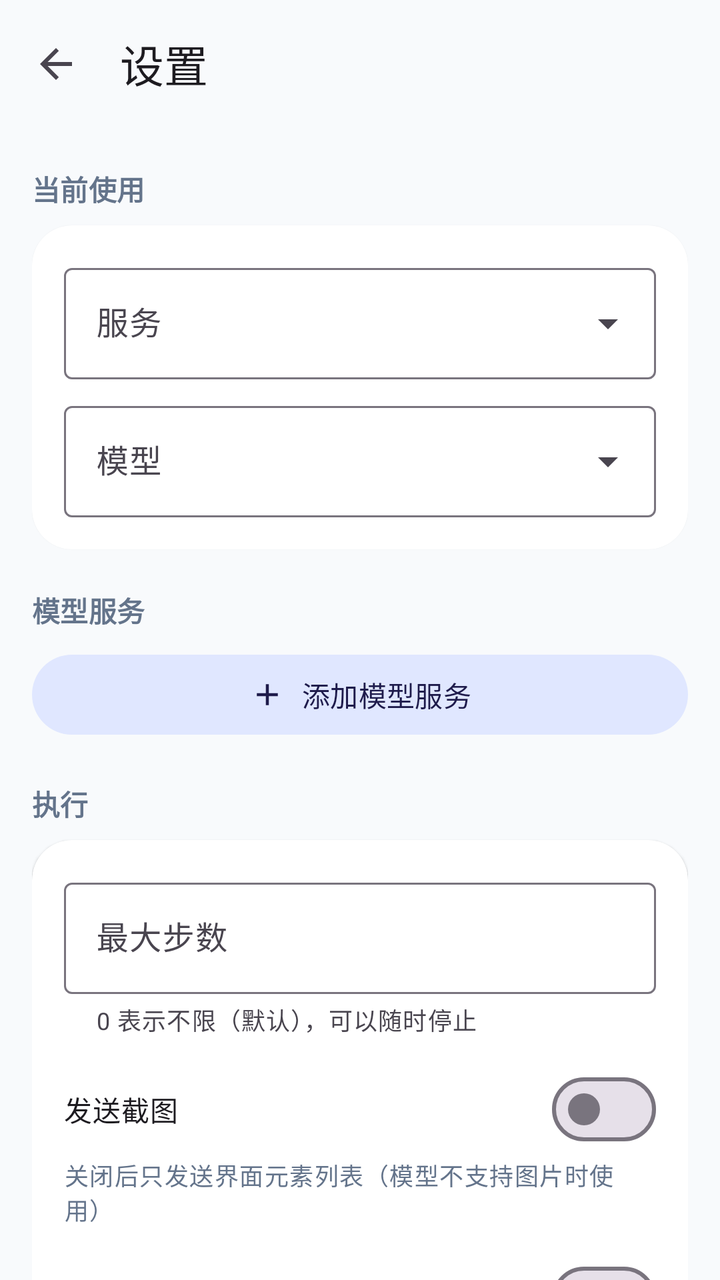
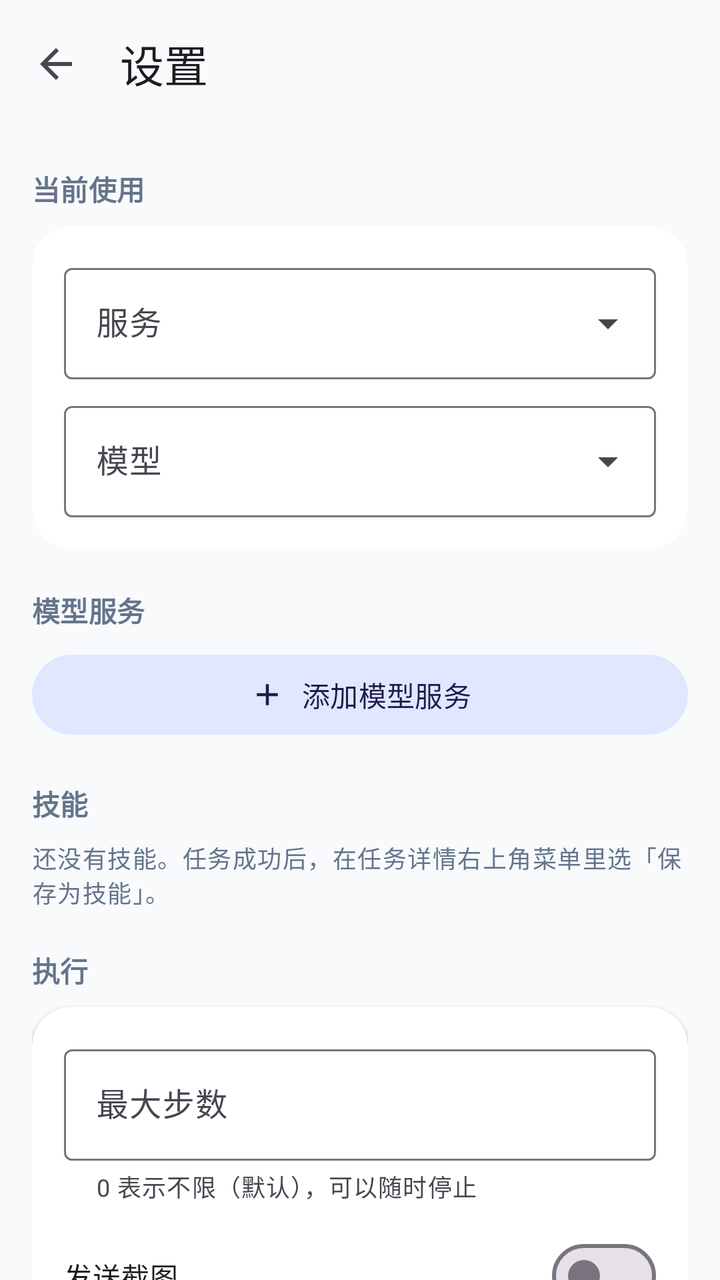

Compare the two renders of this Android layout. The source of the first and the diff that turns it into the second are given below.
<!-- AndroidManifest.xml: application theme Theme.Artemis -->
<!-- res/layout/activity_settings.xml -->
<?xml version="1.0" encoding="utf-8"?>
<LinearLayout xmlns:android="http://schemas.android.com/apk/res/android"
    xmlns:app="http://schemas.android.com/apk/res-auto"
    android:layout_width="match_parent"
    android:layout_height="match_parent"
    android:background="@color/surface"
    android:fitsSystemWindows="true"
    android:orientation="vertical">

    <com.google.android.material.appbar.MaterialToolbar
        android:id="@+id/toolbar"
        android:layout_width="match_parent"
        android:layout_height="?attr/actionBarSize"
        app:navigationIcon="@drawable/ic_back"
        app:title="@string/settings_title" />

    <androidx.core.widget.NestedScrollView
        android:layout_width="match_parent"
        android:layout_height="match_parent">

        <LinearLayout
            android:layout_width="match_parent"
            android:layout_height="wrap_content"
            android:orientation="vertical"
            android:paddingHorizontal="16dp"
            android:paddingBottom="24dp">

            <TextView
                style="@style/SettingsSection"
                android:text="@string/section_active_model" />

            <com.google.android.material.card.MaterialCardView
                android:layout_width="match_parent"
                android:layout_height="wrap_content">

                <LinearLayout
                    android:layout_width="match_parent"
                    android:layout_height="wrap_content"
                    android:orientation="vertical"
                    android:padding="16dp">

                    <com.google.android.material.textfield.TextInputLayout
                        style="@style/Widget.Material3.TextInputLayout.OutlinedBox.ExposedDropdownMenu"
                        android:layout_width="match_parent"
                        android:layout_height="wrap_content"
                        android:hint="@string/label_provider">

                        <com.google.android.material.textfield.MaterialAutoCompleteTextView
                            android:id="@+id/active_provider"
                            android:layout_width="match_parent"
                            android:layout_height="wrap_content"
                            android:inputType="none" />
                    </com.google.android.material.textfield.TextInputLayout>

                    <com.google.android.material.textfield.TextInputLayout
                        style="@style/Widget.Material3.TextInputLayout.OutlinedBox.ExposedDropdownMenu"
                        android:layout_width="match_parent"
                        android:layout_height="wrap_content"
                        android:layout_marginTop="8dp"
                        android:hint="@string/label_model">

                        <com.google.android.material.textfield.MaterialAutoCompleteTextView
                            android:id="@+id/active_model"
                            android:layout_width="match_parent"
                            android:layout_height="wrap_content"
                            android:inputType="none" />
                    </com.google.android.material.textfield.TextInputLayout>
                </LinearLayout>
            </com.google.android.material.card.MaterialCardView>

            <TextView
                style="@style/SettingsSection"
                android:text="@string/section_models" />

            <LinearLayout
                android:id="@+id/providers"
                android:layout_width="match_parent"
                android:layout_height="wrap_content"
                android:orientation="vertical" />

            <com.google.android.material.button.MaterialButton
                android:id="@+id/add_provider"
                style="@style/Widget.Material3.Button.TonalButton"
                android:layout_width="match_parent"
                android:layout_height="wrap_content"
                android:text="@string/add_provider"
                app:icon="@drawable/ic_add"
                app:iconGravity="textStart" />

            <TextView
                style="@style/SettingsSection"
                android:text="@string/section_run" />

            <com.google.android.material.card.MaterialCardView
                android:layout_width="match_parent"
                android:layout_height="wrap_content">

                <LinearLayout
                    android:layout_width="match_parent"
                    android:layout_height="wrap_content"
                    android:orientation="vertical"
                    android:padding="16dp">

                    <com.google.android.material.textfield.TextInputLayout
                        android:id="@+id/max_steps_layout"
                        style="@style/Widget.Material3.TextInputLayout.OutlinedBox"
                        android:layout_width="match_parent"
                        android:layout_height="wrap_content"
                        android:hint="@string/max_steps"
                        app:helperText="@string/max_steps_hint">

                        <com.google.android.material.textfield.TextInputEditText
                            android:id="@+id/max_steps"
                            android:layout_width="match_parent"
                            android:layout_height="wrap_content"
                            android:inputType="number"
                            android:maxLength="4" />
                    </com.google.android.material.textfield.TextInputLayout>

                    <com.google.android.material.materialswitch.MaterialSwitch
                        android:id="@+id/switch_screenshot"
                        android:layout_width="match_parent"
                        android:layout_height="wrap_content"
                        android:layout_marginTop="12dp"
                        android:text="@string/setting_screenshot" />

                    <TextView
                        android:layout_width="match_parent"
                        android:layout_height="wrap_content"
                        android:text="@string/setting_screenshot_hint"
                        android:textAppearance="@style/TextAppearance.Artemis.Caption" />

                    <com.google.android.material.materialswitch.MaterialSwitch
                        android:id="@+id/switch_bubble"
                        android:layout_width="match_parent"
                        android:layout_height="wrap_content"
                        android:layout_marginTop="12dp"
                        android:text="@string/setting_bubble" />

                    <TextView
                        android:layout_width="match_parent"
                        android:layout_height="wrap_content"
                        android:text="@string/setting_bubble_hint"
                        android:textAppearance="@style/TextAppearance.Artemis.Caption" />

                    <com.google.android.material.materialswitch.MaterialSwitch
                        android:id="@+id/switch_voice"
                        android:layout_width="match_parent"
                        android:layout_height="wrap_content"
                        android:layout_marginTop="12dp"
                        android:text="@string/setting_voice" />

                    <TextView
                        android:layout_width="match_parent"
                        android:layout_height="wrap_content"
                        android:text="@string/setting_voice_hint"
                        android:textAppearance="@style/TextAppearance.Artemis.Caption" />
                </LinearLayout>
            </com.google.android.material.card.MaterialCardView>

            <TextView
                style="@style/SettingsSection"
                android:text="@string/section_language" />

            <com.google.android.material.textfield.TextInputLayout
                style="@style/Widget.Material3.TextInputLayout.OutlinedBox.ExposedDropdownMenu"
                android:layout_width="match_parent"
                android:layout_height="wrap_content">

                <com.google.android.material.textfield.MaterialAutoCompleteTextView
                    android:id="@+id/language"
                    android:layout_width="match_parent"
                    android:layout_height="wrap_content"
                    android:inputType="none" />
            </com.google.android.material.textfield.TextInputLayout>

            <TextView
                style="@style/SettingsSection"
                android:text="@string/section_permissions" />

            <com.google.android.material.card.MaterialCardView
                android:id="@+id/a11y_row"
                android:layout_width="match_parent"
                android:layout_height="wrap_content"
                android:clickable="true"
                android:focusable="true">

                <LinearLayout
                    android:layout_width="match_parent"
                    android:layout_height="wrap_content"
                    android:gravity="center_vertical"
                    android:orientation="horizontal"
                    android:padding="16dp">

                    <TextView
                        android:layout_width="0dp"
                        android:layout_height="wrap_content"
                        android:layout_weight="1"
                        android:text="@string/perm_a11y"
                        android:textAppearance="?attr/textAppearanceBodyLarge"
                        android:textColor="@color/text_primary" />

                    <TextView
                        android:id="@+id/a11y_state"
                        android:layout_width="wrap_content"
                        android:layout_height="wrap_content"
                        android:textAppearance="?attr/textAppearanceLabelLarge" />

                    <ImageView
                        android:layout_width="20dp"
                        android:layout_height="20dp"
                        android:layout_marginStart="8dp"
                        android:importantForAccessibility="no"
                        android:src="@drawable/ic_chevron"
                        app:tint="@color/text_secondary" />
                </LinearLayout>
            </com.google.android.material.card.MaterialCardView>

            <TextView
                style="@style/SettingsSection"
                android:text="@string/section_data" />

            <com.google.android.material.button.MaterialButton
                android:id="@+id/clear_history"
                style="@style/Widget.Material3.Button.OutlinedButton"
                android:layout_width="match_parent"
                android:layout_height="wrap_content"
                android:text="@string/clear_history"
                android:textColor="@color/danger"
                app:icon="@drawable/ic_delete"
                app:iconGravity="textStart"
                app:iconTint="@color/danger" />
        </LinearLayout>
    </androidx.core.widget.NestedScrollView>
</LinearLayout>
<!-- resources referenced by this layout -->
<resources>
  <color name="danger">#DC2626</color>
  <color name="surface">#F8FAFC</color>
  <color name="text_primary">#0F172A</color>
  <color name="text_secondary">#64748B</color>
  <!-- drawable ic_add (drawable) -->
  <vector xmlns:android="http://schemas.android.com/apk/res/android"
      android:width="24dp" android:height="24dp" android:viewportWidth="24" android:viewportHeight="24" android:tint="?attr/colorControlNormal">
      <path android:fillColor="#FF000000" android:pathData="M19,13h-6v6h-2v-6H5v-2h6V5h2v6h6v2z"/>
  </vector>
  <!-- drawable ic_back (drawable) -->
  <vector xmlns:android="http://schemas.android.com/apk/res/android"
      android:width="24dp" android:height="24dp" android:viewportWidth="24" android:viewportHeight="24" android:tint="?attr/colorControlNormal">
      <path android:fillColor="#FF000000" android:pathData="M20,11H7.83l5.59,-5.59L12,4 4,12l8,8 1.41,-1.41L7.83,13H20v-2z"/>
  </vector>
  <!-- drawable ic_chevron (drawable) -->
  <vector xmlns:android="http://schemas.android.com/apk/res/android"
      android:width="24dp" android:height="24dp" android:viewportWidth="24" android:viewportHeight="24" android:tint="?attr/colorControlNormal">
      <path android:fillColor="#FF000000" android:pathData="M10,6L8.59,7.41 13.17,12l-4.58,4.59L10,18l6,-6z"/>
  </vector>
  <string name="add_provider">添加模型服务</string>
  <string name="clear_history">清空任务记录</string>
  <string name="label_model">模型</string>
  <string name="label_provider">服务</string>
  <string name="max_steps">最大步数</string>
  <string name="max_steps_hint">0 表示不限（默认），可以随时停止</string>
  <string name="perm_a11y">无障碍服务</string>
  <string name="section_active_model">当前使用</string>
  <string name="section_data">数据</string>
  <string name="section_language">语言</string>
  <string name="section_models">模型服务</string>
  <string name="section_permissions">权限</string>
  <string name="section_run">执行</string>
  <string name="setting_bubble">悬浮球</string>
  <string name="setting_bubble_hint">在任意界面显示进度、停止任务、发起新任务</string>
  <string name="setting_screenshot">发送截图</string>
  <string name="setting_screenshot_hint">关闭后只发送界面元素列表（模型不支持图片时使用）</string>
  <string name="setting_voice">语音唤醒</string>
  <string name="setting_voice_hint">说“你好阿特”唤醒，然后说出任务。识别在手机上离线完成，开启后麦克风常开。</string>
  <string name="settings_title">设置</string>
  <style name="SettingsSection">
          <item name="android:layout_width">wrap_content</item>
          <item name="android:layout_height">wrap_content</item>
          <item name="android:layout_marginTop">20dp</item>
          <item name="android:layout_marginBottom">8dp</item>
          <item name="android:textAppearance">@style/TextAppearance.Artemis.Section</item>
      </style>
  <style name="TextAppearance.Artemis.Caption" parent="TextAppearance.Material3.LabelMedium">
          <item name="android:textColor">@color/text_secondary</item>
      </style>
  <style name="TextAppearance.Artemis.Section" parent="TextAppearance.Material3.TitleSmall">
          <item name="android:textColor">@color/text_secondary</item>
          <item name="android:textStyle">bold</item>
      </style>
  <color name="brand">#4F46E5</color>
  <color name="brand_container">#E0E7FF</color>
  <color name="on_brand_container">#1E1B4B</color>
  <color name="surface_card">#FFFFFF</color>
  <color name="outline">#E2E8F0</color>
  <style name="Widget.Artemis.Card" parent="Widget.Material3.CardView.Elevated">
          <item name="cardBackgroundColor">@color/surface_card</item>
          <item name="cardCornerRadius">20dp</item>
          <item name="cardElevation">1dp</item>
      </style>
  <!-- unchanged entries left out for length: 2 -->
</resources>

<!-- the commit's change to res/layout/activity_settings.xml (unified diff, before → after) -->
@@ -86,6 +86,23 @@
                 android:text="@string/add_provider"
                 app:icon="@drawable/ic_add"
                 app:iconGravity="textStart" />
+
+            <TextView
+                style="@style/SettingsSection"
+                android:text="@string/section_skills" />
+
+            <LinearLayout
+                android:id="@+id/skills"
+                android:layout_width="match_parent"
+                android:layout_height="wrap_content"
+                android:orientation="vertical" />
+
+            <TextView
+                android:id="@+id/skills_empty"
+                android:layout_width="match_parent"
+                android:layout_height="wrap_content"
+                android:text="@string/skills_empty"
+                android:textAppearance="@style/TextAppearance.Artemis.Caption" />
 
             <TextView
                 style="@style/SettingsSection"
<!-- resource entries referenced after the edit -->
@@ -32,6 +32,7 @@
   <string name="section_models">模型服务</string>
   <string name="section_permissions">权限</string>
   <string name="section_run">执行</string>
+  <string name="section_skills">技能</string>
   <string name="setting_bubble">悬浮球</string>
   <string name="setting_bubble_hint">在任意界面显示进度、停止任务、发起新任务</string>
   <string name="setting_screenshot">发送截图</string>
@@ -39,6 +40,7 @@
   <string name="setting_voice">语音唤醒</string>
   <string name="setting_voice_hint">说“你好阿特”唤醒，然后说出任务。识别在手机上离线完成，开启后麦克风常开。</string>
   <string name="settings_title">设置</string>
+  <string name="skills_empty">还没有技能。任务成功后，在任务详情右上角菜单里选「保存为技能」。</string>
   <style name="SettingsSection">
           <item name="android:layout_width">wrap_content</item>
           <item name="android:layout_height">wrap_content</item>
